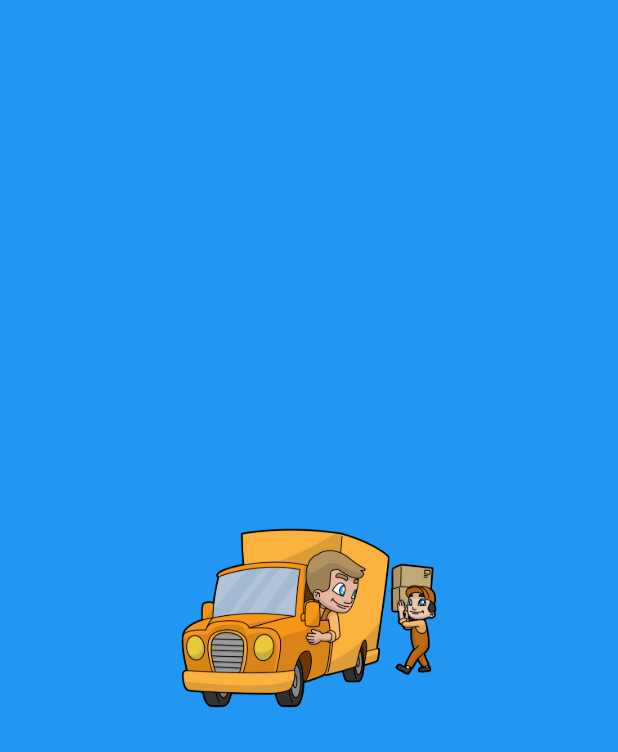
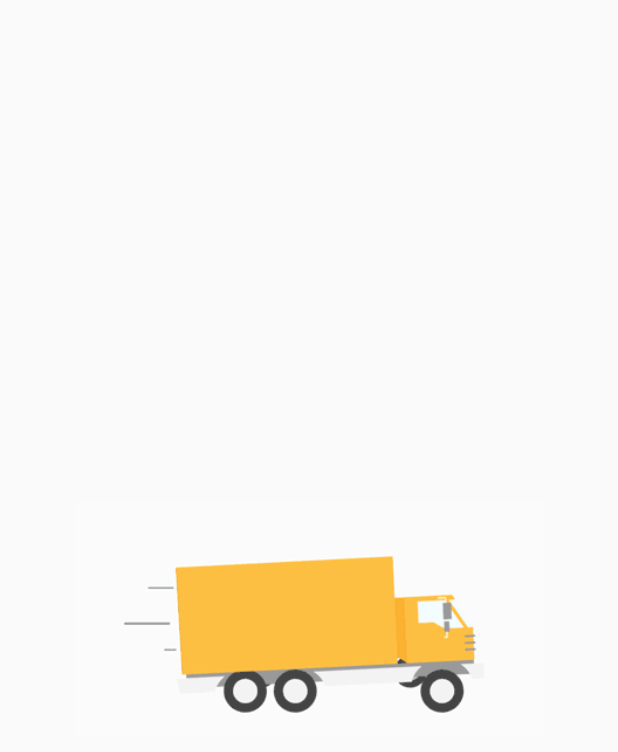
Before and after one commit to puriyadi/mts, a Flutter app: the first screen one second after launch, on a phone screen of 412 x 824 dp. Shown: the top 752 px of the screen. Run offline on Flutter 3.47's test engine with Material 2 defaults, Android fonts, the light colour scheme and no system bars; our stand-ins replace get, shared_preferences.

Commit message:
perubahan splash

```diff
--- a/lib/controller.dart
+++ b/lib/controller.dart
@@ -55,7 +55,7 @@ class Controller extends GetxController {
 
   splash() {
     SystemChrome.setEnabledSystemUIOverlays([]);
-    return Timer(Duration(seconds: 2), () {
+    return Timer(Duration(seconds: 7), () {
       cekLogin();
     });
   }
--- a/lib/splashscreen.dart
+++ b/lib/splashscreen.dart
@@ -7,13 +7,13 @@ class SplashScreen extends StatelessWidget {
   @override
   Widget build(BuildContext context) {
     return Scaffold(
-        backgroundColor: Colors.blue,
+        //backgroundColor: Colors.blue,
         body: Center(
-          child: Image.asset(
-            "assets/images/delivery.png",
-            scale: .5,
-            width: MediaQuery.of(context).size.width - 200,
-          ),
-        ));
+      child: Image.asset(
+        "assets/images/splash.gif",
+        scale: .5,
+        width: MediaQuery.of(context).size.width - 100,
+      ),
+    ));
   }
 }
```
Also changed, not shown: assets/images/splash.gif (added), 14 other files.
